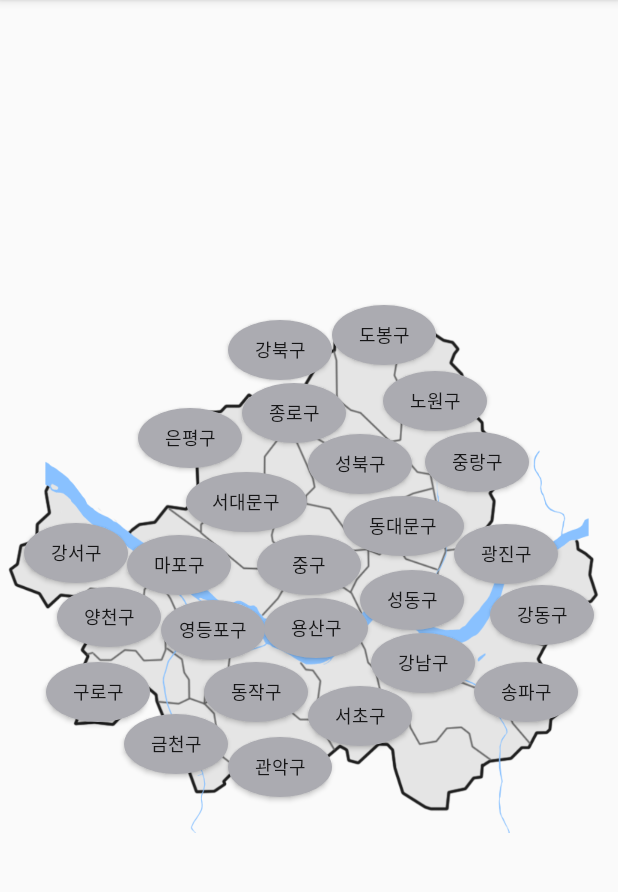
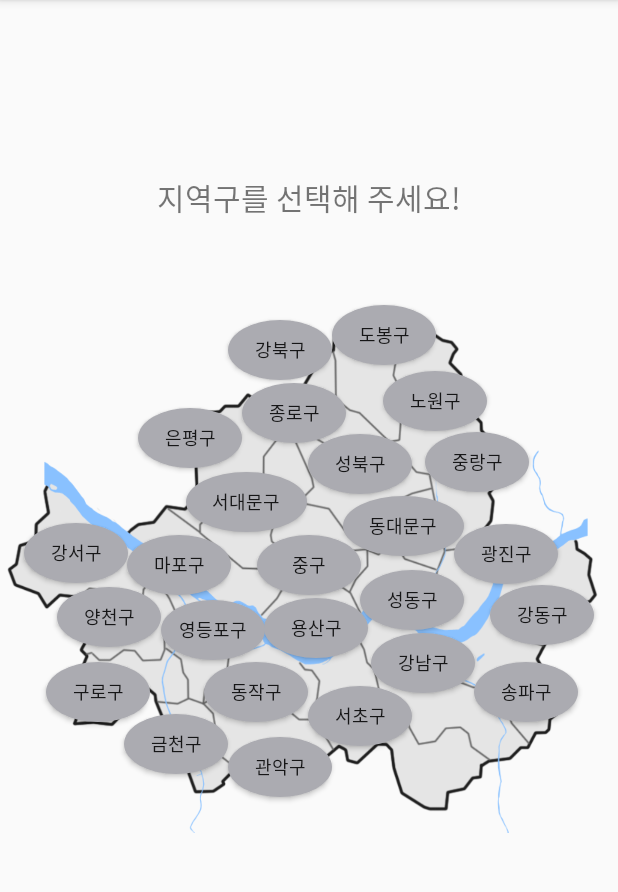
Before and after one commit to bbbboraa/SEOULO1, an Android app: the LocalSelectActivity screen opened directly, with no data from a screen before it, on a phone screen of 412 x 824 dp, the part 84-976 px from its top. Run offline under Robolectric (Android 15) with nearby library versions, the phone set to English and light mode, and no system bars.

Commit message:
+ 문구 추가

```diff
--- a/app/src/main/res/layout/activity_local_select.xml
+++ b/app/src/main/res/layout/activity_local_select.xml
@@ -1,4 +1,5 @@
 <?xml version="1.0" encoding="utf-8"?>
+
 <androidx.constraintlayout.widget.ConstraintLayout xmlns:android="http://schemas.android.com/apk/res/android"
     xmlns:app="http://schemas.android.com/apk/res-auto"
     xmlns:tools="http://schemas.android.com/tools"
@@ -8,13 +9,24 @@
     android:visibility="visible"
     tools:context="com.example.seoulo1.LocalSelectActivity">
 
+    <TextView
+        android:id="@+id/textView4"
+        android:layout_width="wrap_content"
+        android:layout_height="wrap_content"
+        android:text="지역구를 선택해 주세요!"
+        android:textSize="20dp"
+        app:layout_constraintBottom_toBottomOf="parent"
+        app:layout_constraintLeft_toLeftOf="parent"
+        app:layout_constraintRight_toRightOf="parent"
+        app:layout_constraintTop_toTopOf="parent"
+        app:layout_constraintVertical_bias="0.158" />
 
     <ImageView
         android:id="@+id/Localimage"
         android:layout_width="411dp"
         android:layout_height="565dp"
         app:layout_constraintBottom_toBottomOf="parent"
-        app:layout_constraintHorizontal_bias="1.0"
+        app:layout_constraintHorizontal_bias="0.0"
         app:layout_constraintLeft_toLeftOf="parent"
         app:layout_constraintRight_toRightOf="parent"
         app:layout_constraintTop_toTopOf="parent"
```
